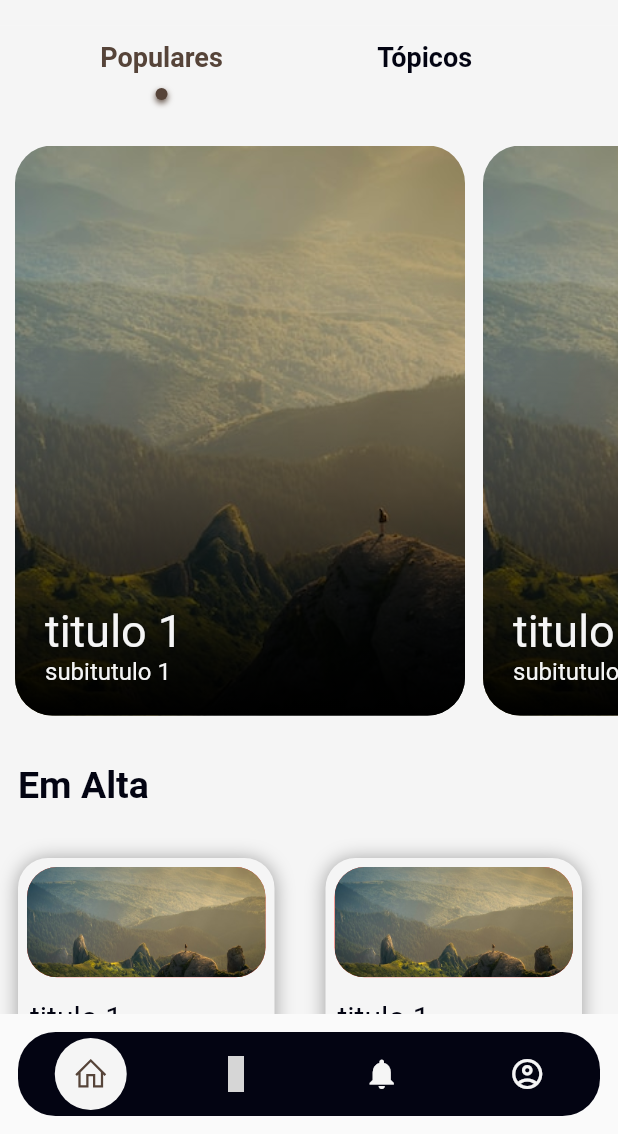
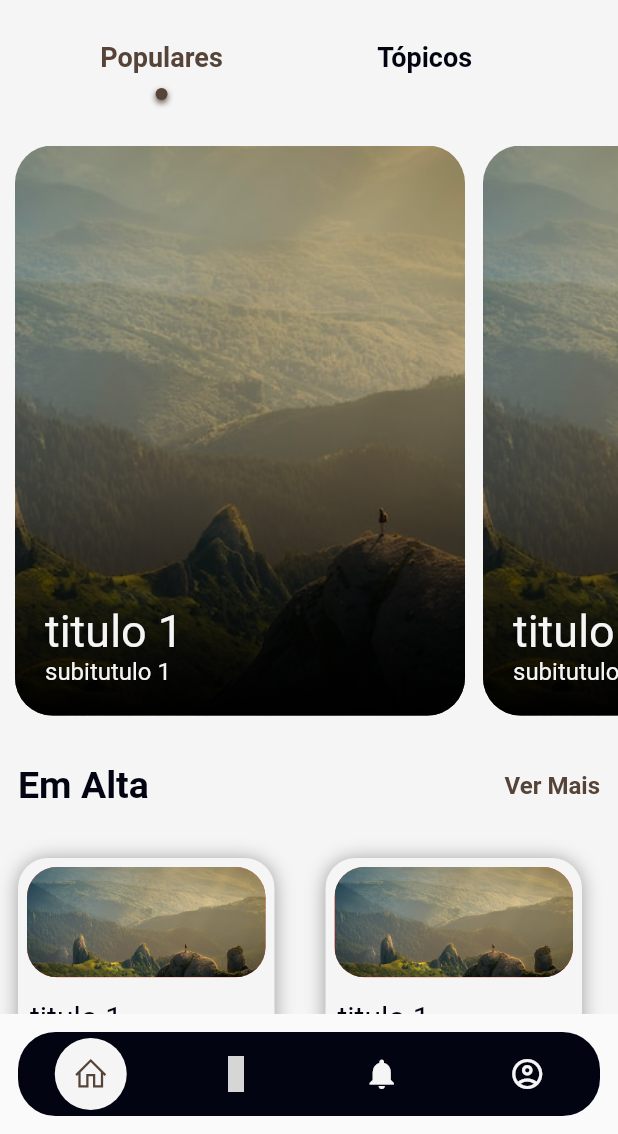
Before and after one commit to rescode-team/app_blog, a Flutter app: the screen it shows after launch, on a phone screen of 412 x 824 dp, the part 102-1236 px from its top. Run offline on Flutter 3.47's test engine with Material 2 defaults, Android fonts, the phone set to English and light mode, and no system bars; drawn by our look-alikes of flutter_snake_navigationbar; our stand-ins replace get, google_fonts, line_icons; missing offline and left inert: advanced_icon; Roboto replaces fonts that are missing (Alexandria, Alice); grey boxes are pictures that could not be loaded.

Commit message:
Style:
adição do botão ver mais.

```diff
--- a/lib/View/inicio/header.dart
+++ b/lib/View/inicio/header.dart
@@ -77,13 +77,13 @@ class _HeaderState extends State<Header> {
                     (){
                   return Row(
                     children: [
-                      InkWell(
+                      GestureDetector(
                         onTap: (){
                           navigationController.changeTab(AppStrings.populares);
                         },
                         child: _tabCell(AppStrings.populares, navigationController.tab.value == AppStrings.populares, context),
                       ),
-                      InkWell(
+                      GestureDetector(
                         onTap: (){
                           navigationController.changeTab(AppStrings.topicos);
                         },
--- a/lib/View/inicio/inicio_page.dart
+++ b/lib/View/inicio/inicio_page.dart
@@ -1,12 +1,11 @@
-import 'package:app_blog/View/inicio/populares_page.dart';
-import 'package:app_blog/View/inicio/topicos_page.dart';
+import 'package:app_blog/View/inicio/populares/populares_page.dart';
+import 'package:app_blog/View/inicio/topicos/topicos_page.dart';
 import 'package:app_blog/View/resources/color_manager.dart';
 import 'package:app_blog/ViewModel/navigation_controller.dart';
 import 'package:flutter/material.dart';
 import 'package:get/get.dart';
 import 'package:get/get_core/src/get_main.dart';
 import 'package:get/get_state_manager/src/rx_flutter/rx_obx_widget.dart';
-import 'package:line_icons/line_icons.dart';
 
 import 'header.dart';
 
--- a/lib/View/inicio/populares_page.dart
+++ b/lib/View/inicio/populares/populares_page.dart
@@ -7,8 +7,8 @@ import 'package:flutter/material.dart';
 import 'package:advanced_icon/advanced_icon.dart';
 import 'package:line_icons/line_icon.dart';
 
-import '../../Model/Artigo.dart';
-import '../resources/routes_manager.dart';
+import '../../../Model/Artigo.dart';
+import '../../resources/routes_manager.dart';
 
 class PopularesPage extends StatefulWidget {
   const PopularesPage({super.key});
@@ -32,7 +32,6 @@ class _PopularesPageState extends State<PopularesPage> {
   }
 
   Artigo artigo1 = Artigo();
-
   List<Artigo> artigos = [];
 
   @override
@@ -54,7 +53,21 @@ class _PopularesPageState extends State<PopularesPage> {
       crossAxisAlignment: CrossAxisAlignment.start,
       children: [
         _iniciais(),
-        _populares()
+        _populares(
+          titulo: AppStrings.emAlta,
+          lista: artigos,
+          topico: 'Em Alta'
+        ),
+        _populares(
+          titulo: 'Esportes',
+          lista: artigos,
+          topico: 'Esportes'
+        ),
+        _populares(
+          titulo: 'Tecnologia',
+          lista: artigos,
+          topico: 'Tecnologia'
+        ),
       ],
     );
   }
@@ -125,15 +138,25 @@ class _PopularesPageState extends State<PopularesPage> {
     );
   }
 
-  Widget _populares(){
+  Widget _populares({required String titulo, required List<dynamic> lista, required String topico}){
     return Container(
       width: double.infinity,
+      margin: const EdgeInsets.only(bottom: AppMargin.m55),
       child: Column(
         crossAxisAlignment: CrossAxisAlignment.start,
         children: [
           Padding(
             padding: const EdgeInsets.all(AppPadding.p12),
-            child: Text(AppStrings.emAlta, style: getAlexandriaStyle(color: ColorManager.preto, fontSize: AppSize.s25),),
+            child: Row(
+              mainAxisAlignment: MainAxisAlignment.spaceBetween,
+              children: [
+                Text(titulo, style: getAlexandriaStyle(color: ColorManager.preto, fontSize: AppSize.s25),),
+                GestureDetector(
+                  onTap: () => Navigator.pushNamed(context, Routes.topicosSelecionados, arguments: topico),
+                  child: Text(AppStrings.verMais, style: getAlexandriaStyle(color: ColorManager.marrom, fontSize: AppSize.s16),),
+                )
+              ],
+            ),
           ),
           const SizedBox(height: AppSize.s10,),
           SizedBox(
@@ -148,9 +171,9 @@ class _PopularesPageState extends State<PopularesPage> {
                 mainAxisSpacing: 10,
                 crossAxisSpacing: 10
               ),
-              itemCount: artigos.length,
+              itemCount: lista.length,
               itemBuilder: (_, index){
-                Artigo artigo = artigos[index];
+                Artigo artigo = lista[index];
                 return GestureDetector(
                   onTap: () => Navigator.pushNamed(context, Routes.leituraPage, arguments: artigo),
                   child: Container(
--- a/lib/View/resources/routes_manager.dart
+++ b/lib/View/resources/routes_manager.dart
@@ -1,4 +1,6 @@
 import 'package:app_blog/View/home/home_page.dart';
+import 'package:app_blog/View/inicio/topicos/topicos_page.dart';
+import 'package:app_blog/View/inicio/topicos/topicos_selecionados_page.dart';
 import 'package:app_blog/View/leitura/leitura_page.dart';
 import 'package:app_blog/View/resources/strings_manager.dart';
 import 'package:flutter/material.dart';
@@ -7,6 +9,8 @@ class Routes{
 
   static const String initialRoute = '/';
   static const String leituraPage = 'leiturapage';
+  static const String topicos = 'topicos';
+  static const String topicosSelecionados = 'topicosselecionados';
 
 }
 
@@ -21,6 +25,10 @@ class RouteGenerator{
         return MaterialPageRoute(builder: (_) => HomePage());
       case Routes.leituraPage:
         return MaterialPageRoute(builder: (_) => LeituraPage(args));
+      case Routes.topicos:
+        return MaterialPageRoute(builder: (_) => TopicosPage());
+      case Routes.topicosSelecionados:
+        return MaterialPageRoute(builder: (_) => TopicosSelecionadosPage(args));
       default:
         return unDefinedRoute();
     }
--- a/lib/View/resources/strings_manager.dart
+++ b/lib/View/resources/strings_manager.dart
@@ -8,5 +8,6 @@ class AppStrings{
   static const String populares = 'Populares';
   static const String topicos = 'Tópicos';
   static const String emAlta = 'Em Alta';
+  static const String verMais = 'Ver Mais';
 
 }
--- a/lib/View/resources/values_manager.dart
+++ b/lib/View/resources/values_manager.dart
@@ -18,6 +18,7 @@ class AppMargin{
   static const double m16 = 16.0;
   static const double m18 = 18.0;
   static const double m20 = 20.0;
+  static const double m55 = 55.0;
 
 }
 
```
Also changed, not shown: lib/View/inicio/topicos/topicos_selecionados_page.dart (added, +44 -0 lines), lib/View/inicio/topicos/topicos_page.dart (renamed from lib/View/inicio/topicos_page.dart), 4 other files.
